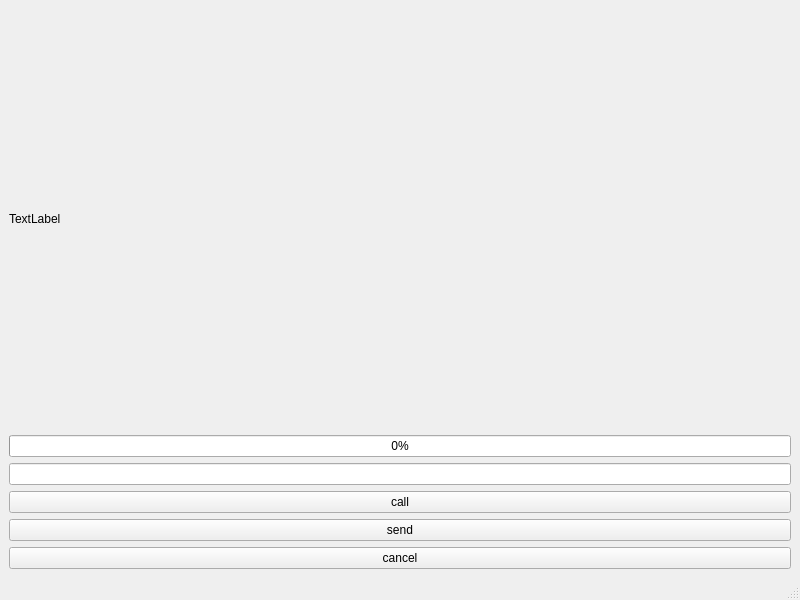
Old version of the form mainwindow.ui in the repository miikeGit/P2PClient.
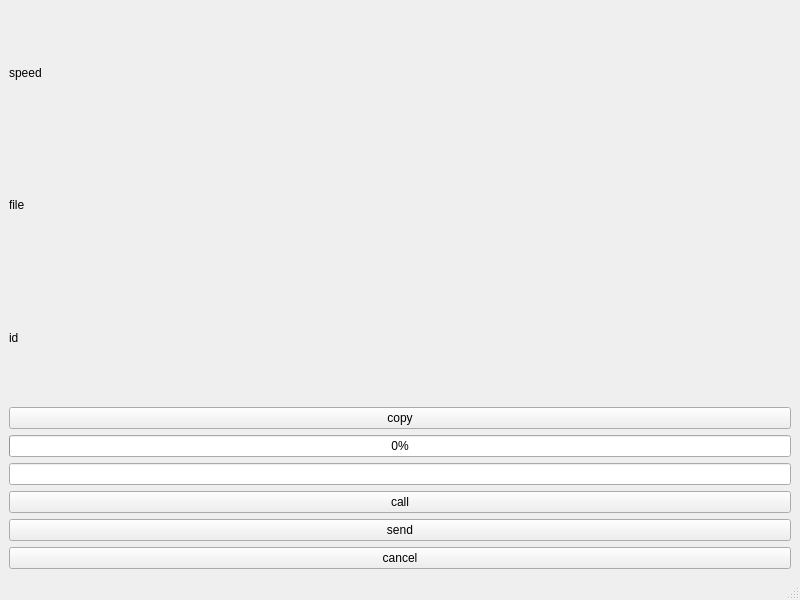
New version of the form.

Commit message: add ETA; add copy id button

What changed in the file:
```diff
--- a/mainwindow.ui
+++ b/mainwindow.ui
@@ -18,7 +18,28 @@
     <item>
      <widget class="QLabel" name="transferSpeed">
       <property name="text">
-       <string>TextLabel</string>
+       <string>speed</string>
+      </property>
+     </widget>
+    </item>
+    <item>
+     <widget class="QLabel" name="fileNameLabel">
+      <property name="text">
+       <string>file</string>
+      </property>
+     </widget>
+    </item>
+    <item>
+     <widget class="QLabel" name="myIdLabel">
+      <property name="text">
+       <string>id</string>
+      </property>
+     </widget>
+    </item>
+    <item>
+     <widget class="QPushButton" name="copyIdButton">
+      <property name="text">
+       <string>copy</string>
       </property>
      </widget>
     </item>
```
The commit also changes 2 other files.
